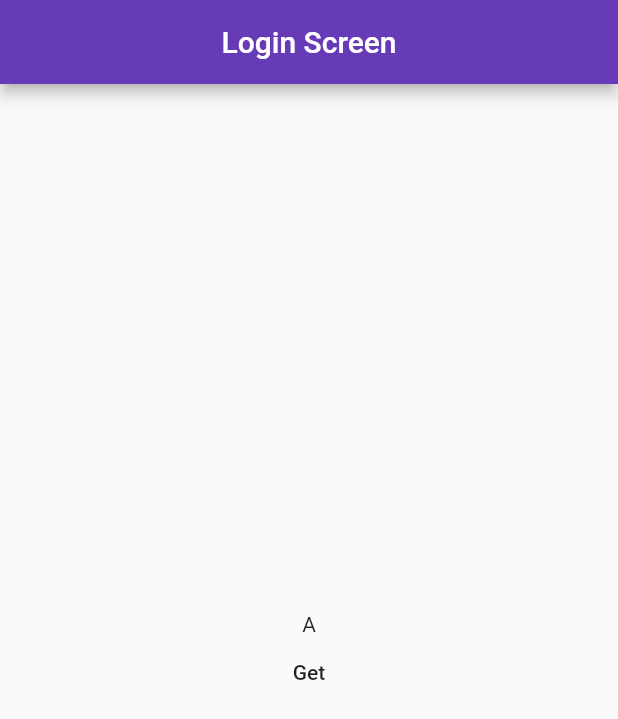
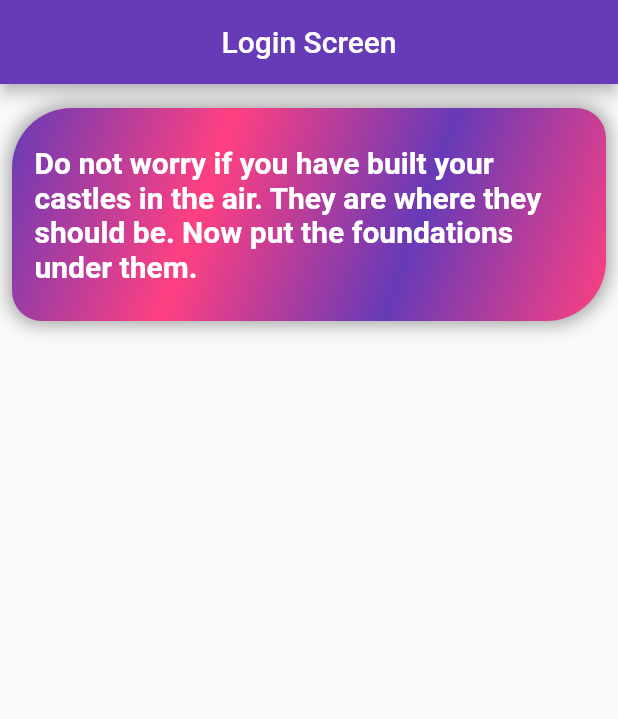
Before and after one commit to novaladip/geldstroom-client-flutter, a Flutter app: the screen it shows after launch, on a phone screen of 412 x 824 dp. Shown: the top 719 px of the screen. Run offline on Flutter 3.47's test engine with Material 2 defaults, Android fonts, the phone set to English and light mode, and no system bars; our stand-ins replace dio, equatable.

Commit message:
add Qoutes widget

```diff
--- a/lib/screens/login_screen.dart
+++ b/lib/screens/login_screen.dart
@@ -1,4 +1,5 @@
 import 'package:flutter/material.dart';
+import 'package:geldstroom/widgets/quotes.dart';
 
 class LoginScreen extends StatelessWidget {
   static const routeName = '/login';
@@ -11,15 +12,13 @@ class LoginScreen extends StatelessWidget {
         centerTitle: true,
         title: Text('Login Screen'),
       ),
-      body: Center(
+      body: SingleChildScrollView(
         child: Column(
-          mainAxisAlignment: MainAxisAlignment.center,
           children: <Widget>[
-            Text('A'),
-            FlatButton(
-              child: Text('Get'),
-              onPressed: () {},
-            )
+            Quotes(
+              quote:
+                  "Do not worry if you have built your castles in the air. They are where they should be. Now put the foundations under them.",
+            ),
           ],
         ),
       ),
--- /dev/null
+++ b/lib/widgets/quotes.dart
@@ -0,0 +1,52 @@
+import 'package:flutter/material.dart';
+
+class Quotes extends StatelessWidget {
+  final String quote;
+  const Quotes({
+    Key key,
+    @required this.quote,
+  }) : super(key: key);
+
+  @override
+  Widget build(BuildContext context) {
+    return Padding(
+      padding: const EdgeInsets.all(8.0),
+      child: Container(
+        decoration: BoxDecoration(
+          borderRadius: BorderRadius.only(
+            topLeft: Radius.circular(40),
+            topRight: Radius.circular(20),
+            bottomRight: Radius.circular(40),
+            bottomLeft: Radius.circular(20),
+          ),
+          gradient: LinearGradient(
+            colors: [
+              Theme.of(context).primaryColor,
+              Theme.of(context).accentColor,
+              Theme.of(context).primaryColor,
+              Theme.of(context).accentColor,
+            ],
+            begin: Alignment.topLeft,
+            end: Alignment.bottomRight,
+          ),
+          boxShadow: [
+            BoxShadow(color: Colors.grey, blurRadius: 10, spreadRadius: 2)
+          ],
+        ),
+        margin: EdgeInsets.symmetric(vertical: 8),
+        padding: EdgeInsets.symmetric(vertical: 25, horizontal: 15),
+        width: double.infinity,
+        child: Center(
+          child: Text(
+            quote,
+            style: TextStyle(
+              color: Colors.white,
+              fontSize: 20,
+              fontWeight: FontWeight.bold,
+            ),
+          ),
+        ),
+      ),
+    );
+  }
+}
```
